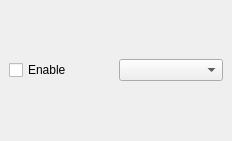
Before: the Qt Designer form magic_wand_dockwidget_base.ui in Kanahiro/MagicWand, drawn with Qt 5.
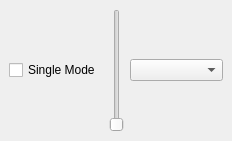
After: the same form once the commit is applied.

The edit to the form file:
```diff
--- a/magic_wand_dockwidget_base.ui
+++ b/magic_wand_dockwidget_base.ui
@@ -18,11 +18,15 @@
     <item row="0" column="0">
      <widget class="QCheckBox" name="isEnable">
       <property name="text">
-       <string>Enable</string>
+       <string>Single Mode</string>
       </property>
      </widget>
     </item>
-    <item row="0" column="1">
+      <item row="0" column="1">
+     <widget class="QSlider" name="threshold">
+     </widget>
+    </item>
+    <item row="0" column="2">
      <widget class="QComboBox" name="layerComboBox">
       <item>
       </item>
```
Left out of the diff: 2 changed lines with no effect on the pictures.
